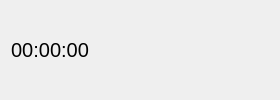
Qt form Lab2/timerlistitem.ui (JustTaya/uniProjects_secondYear) before a commit.
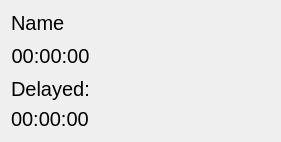
The same form after that commit. Icons and pictures are not drawn.

```diff
--- a/Lab2/timerlistitem.ui
+++ b/Lab2/timerlistitem.ui
@@ -6,8 +6,8 @@
    <rect>
     <x>0</x>
     <y>0</y>
-    <width>263</width>
-    <height>100</height>
+    <width>277</width>
+    <height>135</height>
    </rect>
   </property>
   <property name="windowTitle">
@@ -72,14 +72,68 @@
 QPushButton#editButton:pressed
 {
 image: url(:/edit_clicked_icon.ai.svg);
+}
+
+QLabel
+{
+font-size:20px;
+border:2px;
 }</string>
   </property>
-  <layout class="QHBoxLayout" name="horizontalLayout">
-   <item>
-    <widget class="QLabel" name="label">
+  <layout class="QGridLayout" name="gridLayout">
+   <item row="2" column="0">
+    <widget class="QLabel" name="delayedLabel">
+     <property name="text">
+      <string>Delayed:</string>
+     </property>
+    </widget>
+   </item>
+   <item row="1" column="4">
+    <widget class="QPushButton" name="deleteButton">
+     <property name="text">
+      <string/>
+     </property>
+    </widget>
+   </item>
+   <item row="1" column="3">
+    <widget class="QPushButton" name="stopButton">
+     <property name="text">
+      <string/>
+     </property>
+    </widget>
+   </item>
+   <item row="3" column="0">
+    <widget class="QLabel" name="delayedTime">
+     <property name="text">
+      <string>00:00:00</string>
+     </property>
+    </widget>
+   </item>
+   <item row="1" column="5">
+    <widget class="QPushButton" name="editButton">
+     <property name="text">
+      <string/>
+     </property>
+    </widget>
+   </item>
+   <item row="1" column="2">
+    <widget class="QPushButton" name="playButton">
+     <property name="text">
+      <string/>
+     </property>
+    </widget>
+   </item>
+   <item row="1" column="1">
+    <widget class="QPushButton" name="pauseButton">
+     <property name="text">
+      <string/>
+     </property>
+    </widget>
+   </item>
+   <item row="1" column="0">
+    <widget class="QLabel" name="timerTime">
      <property name="styleSheet">
-      <string notr="true">font-size:20px;
-border:2px;</string>
+      <string notr="true"/>
      </property>
      <property name="text">
       <string>00:00:00</string>
@@ -89,38 +143,10 @@
      </property>
     </widget>
    </item>
-   <item>
-    <widget class="QPushButton" name="pauseButton">
+   <item row="0" column="0">
+    <widget class="QLabel" name="Name_label">
      <property name="text">
-      <string/>
-     </property>
-    </widget>
-   </item>
-   <item>
-    <widget class="QPushButton" name="playButton">
-     <property name="text">
-      <string/>
-     </property>
-    </widget>
-   </item>
-   <item>
-    <widget class="QPushButton" name="stopButton">
-     <property name="text">
-      <string/>
-     </property>
-    </widget>
-   </item>
-   <item>
-    <widget class="QPushButton" name="deleteButton">
-     <property name="text">
-      <string/>
-     </property>
-    </widget>
-   </item>
-   <item>
-    <widget class="QPushButton" name="editButton">
-     <property name="text">
-      <string/>
+      <string>Name</string>
      </property>
     </widget>
    </item>
```
